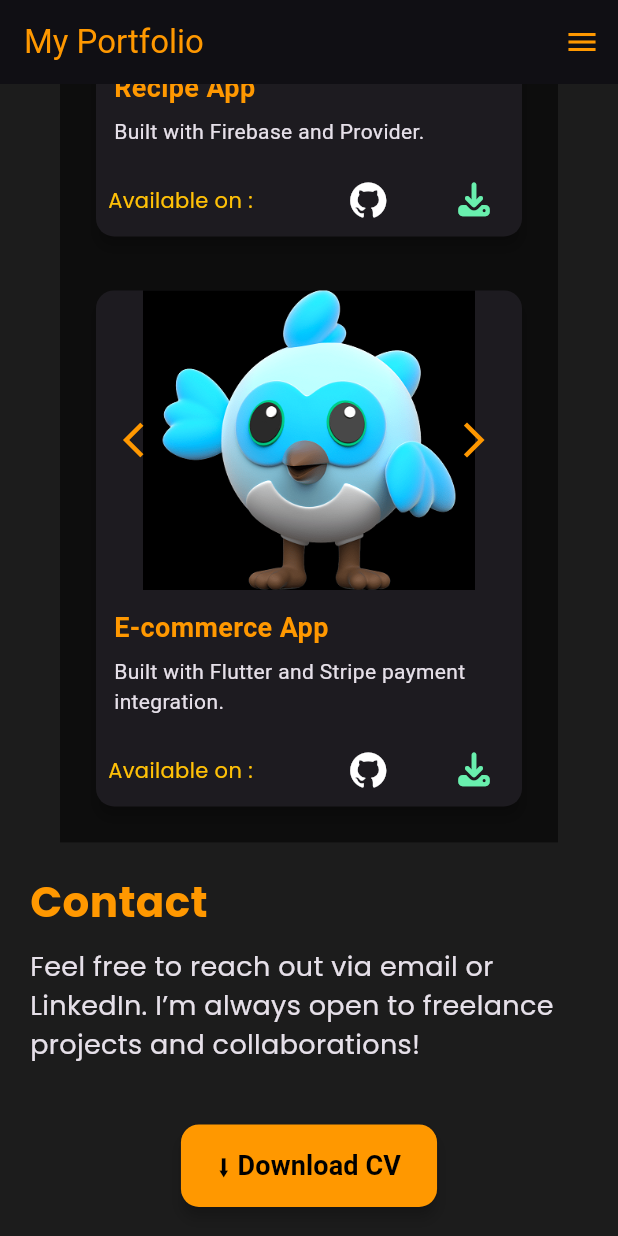
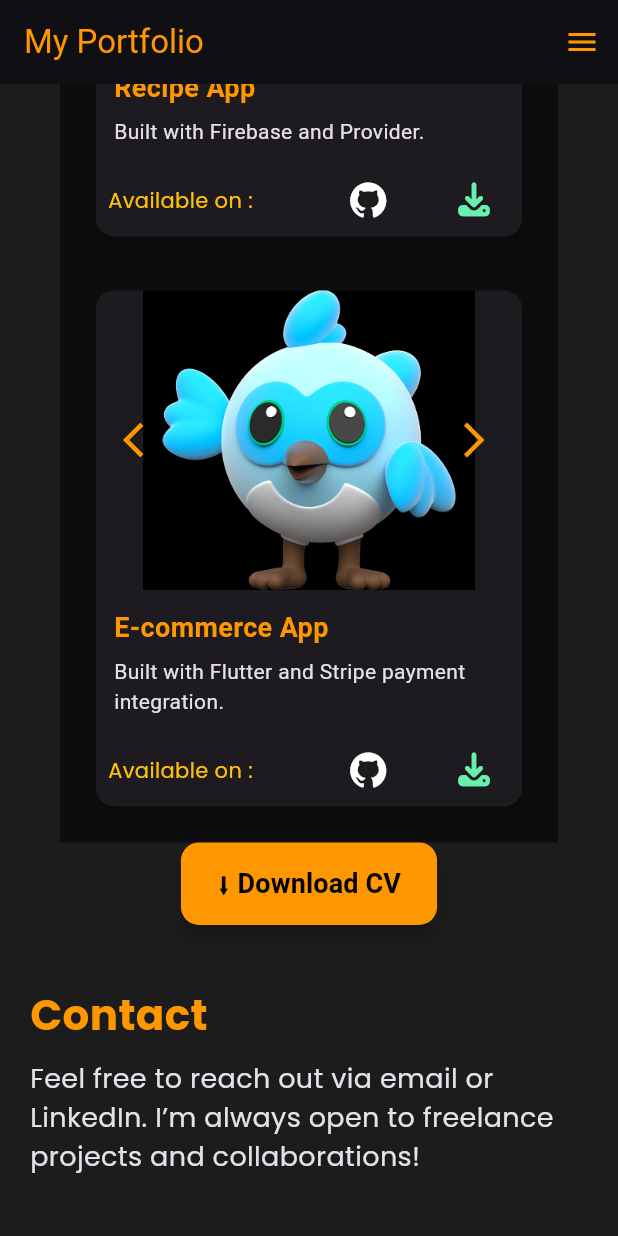
Before and after one commit to HumairaNazir/myPortfolio, a Flutter app: the screen it shows after launch, scrolled down 2146 dp, on a phone screen of 412 x 824 dp. Run offline on Flutter 3.47's test engine with Material 3 defaults, Android fonts, the phone set to English and light mode, and no system bars; drawn by our look-alikes of carousel_slider; our stand-ins replace font_awesome_flutter, google_fonts, web.

Commit message:
6th commit

```diff
--- a/lib/screens/portfolio_screen.dart
+++ b/lib/screens/portfolio_screen.dart
@@ -26,7 +26,10 @@ class _PortfolioScreenState extends State<PortfolioScreen> {
         curve: Curves.easeInOut,
       );
 
-      Navigator.pop(context);
+      // ✅ Close drawer only if it's open (prevents web crash)
+      if (scaffoldKey.currentState?.isEndDrawerOpen ?? false) {
+        Navigator.pop(context);
+      }
     }
   }
 
@@ -80,6 +83,7 @@ class _PortfolioScreenState extends State<PortfolioScreen> {
                 ),
               ],
       ),
+
       // ✅ Show Drawer only for mobile
       endDrawer: isDesktop
           ? null
@@ -123,16 +127,18 @@ class _PortfolioScreenState extends State<PortfolioScreen> {
                 ],
               ),
             ),
+
+      // ✅ Body with correct order of sections & keys
       body: SingleChildScrollView(
         controller: scrollController,
         child: Column(
           children: [
-            HeroSectionWidget(key: navbarKeys.first),
-            AboutSectionWidget(key: navbarKeys[1]),
-            PortfolioSectionWidget(key: navbarKeys[2]),
-            ContactSectionWidget(key: navbarKeys[4]),
+            HeroSectionWidget(key: navbarKeys[0]), // Home
+            AboutSectionWidget(key: navbarKeys[1]), // About
+            PortfolioSectionWidget(key: navbarKeys[2]), // Portfolio
+            CvDownloadButton(key: navbarKeys[3]), // CV
             const SizedBox(height: 20),
-            CvDownloadButton(key: navbarKeys[3]),
+            ContactSectionWidget(key: navbarKeys[4]), // Contact
             const SizedBox(height: 20),
           ],
         ),
```
